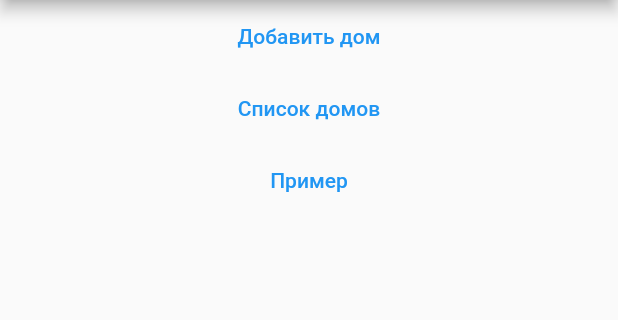
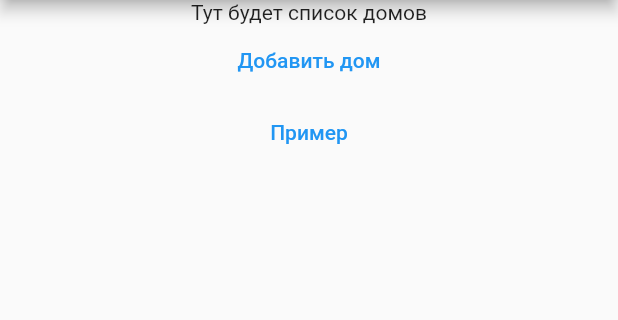
Before and after one commit to CpedaMonsterEnergyLover/BlockHouseCalculator, a Flutter app: the screen it shows after launch, on a phone screen of 412 x 824 dp, the part 84-404 px from its top. Run offline on Flutter 3.47's test engine with Material 2 defaults, Android fonts, the phone set to English and light mode, and no system bars.

Commit message:
Разметил базовые роуты Я буду делать классы дома этажей и тд Максим будет делать размечать экран настройки крыши

```diff
--- a/lib/pages/elements/general_button.dart
+++ b/lib/pages/elements/general_button.dart
@@ -4,13 +4,14 @@ import 'package:flutter/material.dart';
 class GeneralButton extends StatelessWidget{
 
   final String text;
+  final VoidCallback callback;
 
-  const GeneralButton({Key? key, required this.text}) : super(key: key);
+  const GeneralButton({Key? key, required this.text, required this.callback}) : super(key: key);
 
   @override
   Widget build(BuildContext context) {
     return TextButton(
-      onPressed: () {  },
+      onPressed: callback,
       child: SizedBox(
         height: 30,
         child: Center(
--- a/lib/pages/home/home.dart
+++ b/lib/pages/home/home.dart
@@ -1,3 +1,4 @@
+import 'package:block_house_calculator/pages/edit_house/house_page.dart';
 import 'package:block_house_calculator/pages/elements/general_button.dart';
 import 'package:flutter/cupertino.dart';
 import 'package:flutter/material.dart';
@@ -26,9 +27,19 @@
       ),
       body: ListView(
         children: [
-          GeneralButton(text: "Добавить дом"),
-          GeneralButton(text: "Список домов"),
-          GeneralButton(text: "Пример")
+          const Center(child: Text("Тут будет список домов")),
+          GeneralButton(
+            text: "Добавить дом",
+            callback: () {
+              Navigator.push(
+                context,
+                MaterialPageRoute(builder: (context) => const HousePage()),
+              );
+            },
+          ),
+          GeneralButton(
+            text: "Пример",
+            callback: () {  },)
         ],
       )
 
```
Also changed, not shown: lib/pages/edit_house/house_page.dart (+28 -1 lines).
